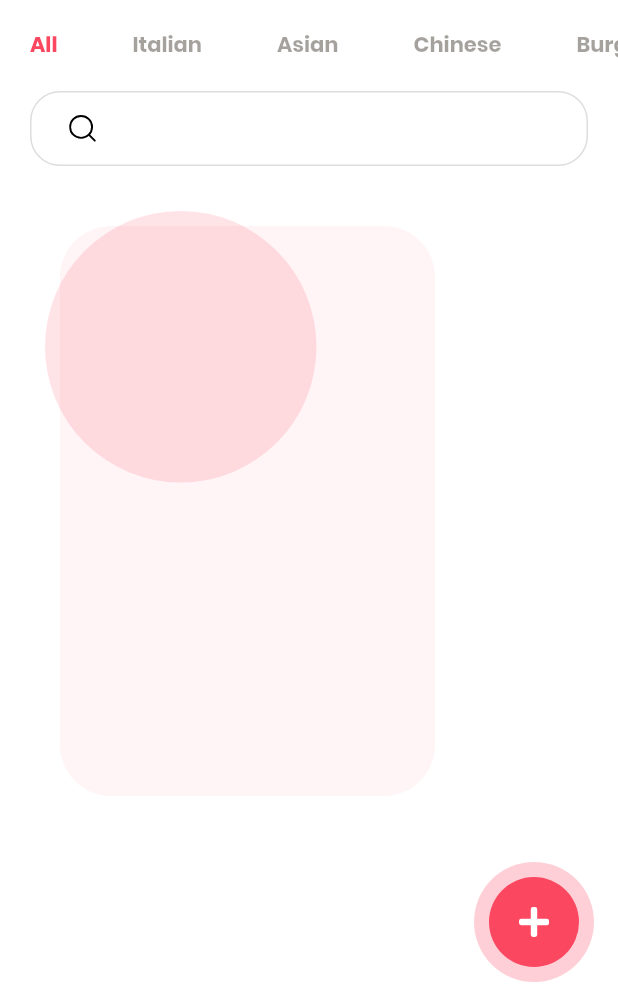
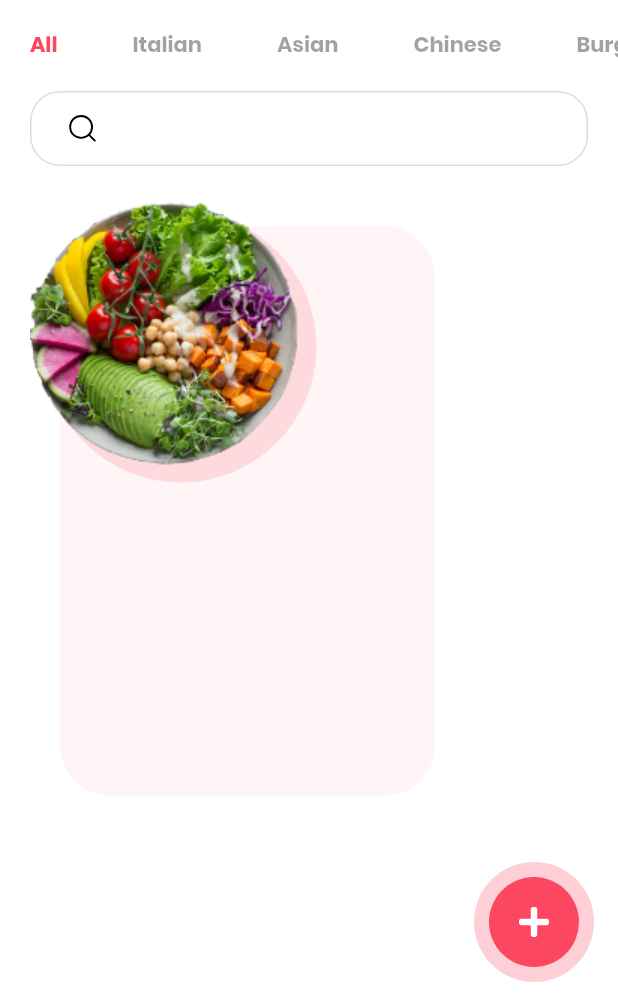
Before and after one commit to j-pcgoncalves/food_delivery, a Flutter app: the screen it shows after launch, on a phone screen of 412 x 824 dp, the part 230-1236 px from its top. Run offline on Flutter 3.47's test engine with Material 2 defaults, Android fonts, the phone set to English and light mode, and no system bars; our stand-ins replace flutter_svg.

Commit message:
add food image

```diff
--- a/lib/widgets/food_card.dart
+++ b/lib/widgets/food_card.dart
@@ -57,6 +57,20 @@ class FoodCard extends StatelessWidget {
                 ),
               ),
             ),
+            // Food Image
+            Positioned(
+              top: 0,
+              left: -50,
+              child: Container(
+                height: 184,
+                width: 276,
+                decoration: BoxDecoration(
+                  image: DecorationImage(
+                    image: AssetImage(image),
+                  ),
+                ),
+              ),
+            ),
           ],
         ),
       ),
```
